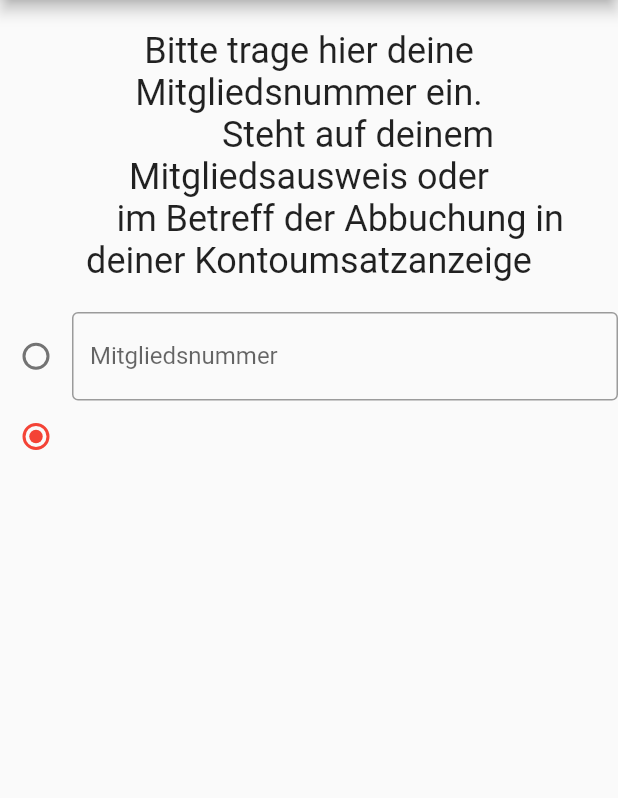
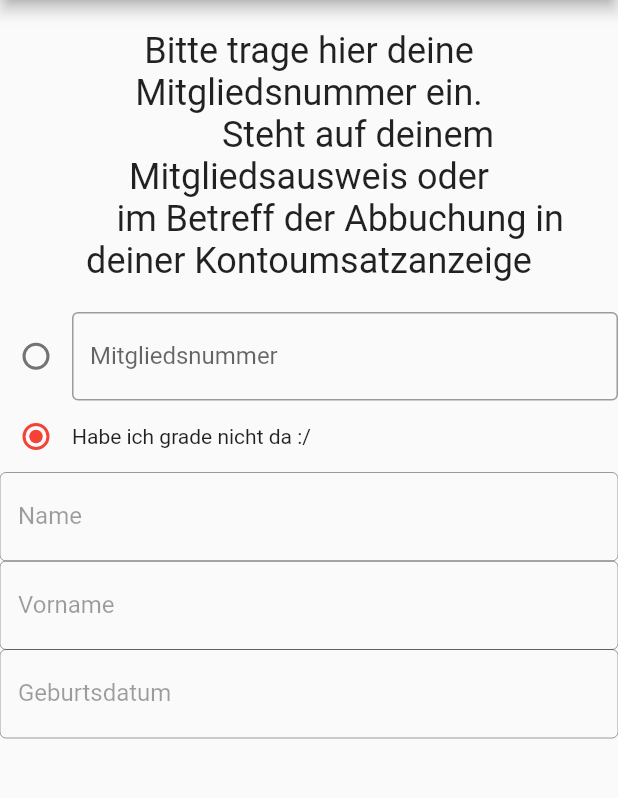
Before and after one commit to Fricofresh/Verdi_Jugend_Streikerfassung, a Flutter app: the MembershipNumberPage screen opened by its route, on a phone screen of 412 x 824 dp, the part 84-882 px from its top. Run offline on Flutter 3.47's test engine with Material 2 defaults, Android fonts, the phone set to English and light mode, and no system bars.

Commit message:
Mitgliederdatenmaske erweitert

```diff
--- a/lib/sites/membershipNumberPage.dart
+++ b/lib/sites/membershipNumberPage.dart
@@ -13,8 +13,11 @@ class MembershipNumberPage extends StatefulWidget
 
 class MembershipNumberPageState extends State<MembershipNumberPage>
 {
-
+   DateTime selectedDate = DateTime.now();
+   TextEditingController _ted;
    int _radiobuttonvalue = 1;
+   bool _isrdmitgliedsnummerenabled = true;
+   bool _isrdnomitgliedsnummerenabled = false;
 
   @override
   Widget build(BuildContext context)
@@ -41,10 +44,12 @@ class MembershipNumberPageState extends State<MembershipNumberPage>
 		    ),
 		    new Flexible
 		    (
+			  fit: FlexFit.loose,
 			  child:
 			  (
 			  	new TextField
 				(
+				   enabled: _isrdmitgliedsnummerenabled,
 				   controller: new TextEditingController(),
 				   decoration: InputDecoration
 				   (
@@ -66,17 +71,106 @@ class MembershipNumberPageState extends State<MembershipNumberPage>
 			 groupValue: _radiobuttonvalue,
 			 onChanged: (value) => _handleswitch(value),
 			),
+			new Text
+			(
+			   'Habe ich grade nicht da :/'
+			)
 		  ]
-		)
+		),
+	    new Row
+		(
+		  children: <Widget>
+		  [
+		     new Flexible
+		  	(
+		  		child: new TextField
+				 (
+				   	enabled: _isrdnomitgliedsnummerenabled,
+		  			controller: new TextEditingController(),
+  					decoration: InputDecoration
+  					(
+						border: OutlineInputBorder(),
+						labelText: 'Name',
+			   		)
+				)
+			)
+		  ]
+	    ),
+	    new Row
+		  (
+		  children: <Widget>
+		  [
+			new Flexible
+			   (
+			   child: new TextField
+				 (
+				 enabled: _isrdnomitgliedsnummerenabled,
+				 controller: new TextEditingController(),
+				 decoration: InputDecoration
+				    (
+				    border: OutlineInputBorder(),
+				    labelText: 'Vorname',
+				 )
+			   )
+			)
+		  ]
+	    ),
+	    new Row
+		  (
+		  children: <Widget>
+		  [
+			new Flexible
+			   (
+			   child: new TextFormField
+				 (
+				 	enabled: _isrdnomitgliedsnummerenabled,
+				 	onTap: () => _selectDate(context),
+
+				 	controller: _ted = new TextEditingController(),
+				 	decoration: InputDecoration
+				    (
+				    	border: OutlineInputBorder(),
+				    	labelText: 'Geburtsdatum',
+				 	)
+			   )
+			)
+		  ]
+	    )
 	 ],
     );
   }
+
+   Future<Null> _selectDate(BuildContext context) async
+   {
+	 final DateTime picked = await showDatePicker
+	    (
+	    	context: context,
+	    	initialDate: selectedDate,
+	    	firstDate: DateTime(2015, 8),
+	    	lastDate: DateTime(2101));
+	 if (picked != null && picked != selectedDate)
+	    setState(()
+	    {
+		  selectedDate = picked;
+		  _ted.text = selectedDate.toIso8601String(); // async!
+	    });
+   }
 
   void _handleswitch(value)
   {
 	setState(()
 	 {
 	    _radiobuttonvalue = value;
+	    if(value == 1)
+	       {
+	       	_isrdmitgliedsnummerenabled = false;
+	       	_isrdnomitgliedsnummerenabled = true;
+		  }
+	    else
+	       {
+	          _isrdmitgliedsnummerenabled = true;
+	          _isrdnomitgliedsnummerenabled = false;
+		  }
 	 });
   }
 }
```
